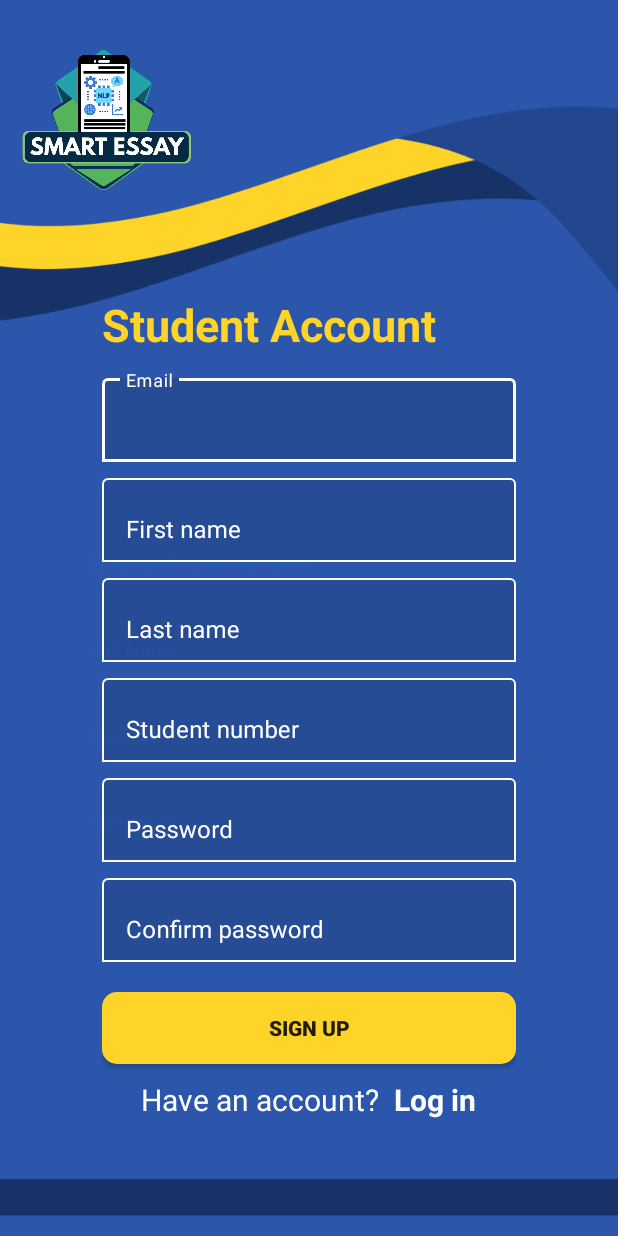
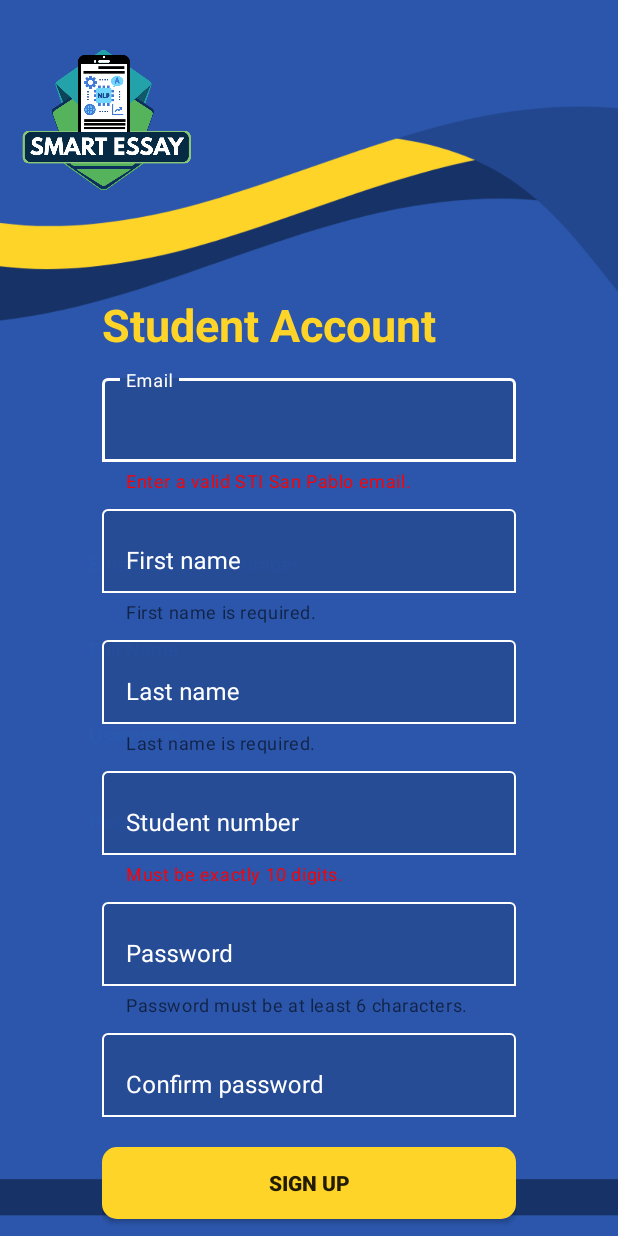
Before and after one commit to Jhonas028/SmartEssay, an Android app: the CreateStudentAcc screen opened directly, with no data from a screen before it, after a tap on "SIGN UP", on a phone screen of 412 x 824 dp. Run offline under Robolectric (Android 15) with nearby library versions, the phone set to English and light mode, and no system bars; Roboto replaces fonts that are not available here.

Commit message:
validations

```diff
--- a/app/src/main/java/com/example/smartessay/CreatingAccounts/CreateStudentAcc.java
+++ b/app/src/main/java/com/example/smartessay/CreatingAccounts/CreateStudentAcc.java
@@ -4,19 +4,19 @@ import android.os.Bundle;
 import android.util.Log;
 import android.widget.Button;
 import android.widget.EditText;
+import android.widget.TextView;
 
 import androidx.activity.EdgeToEdge;
 import androidx.appcompat.app.AppCompatActivity;
-import androidx.core.graphics.Insets;
-import androidx.core.view.ViewCompat;
-import androidx.core.view.WindowInsetsCompat;
 
 import com.example.smartessay.R;
+import com.google.android.material.textfield.TextInputLayout;
 
 public class CreateStudentAcc extends AppCompatActivity {
 
     Button signupBTN;
-    EditText emailTV,fnameTV,lnameTV,snumTV,passTV,conpassTV;
+    EditText emailET,fnameET,lnameET,snumET,passET,conpassET;
+    TextInputLayout emailTV,fnameTV,lnameTV,snumTV,passTV,conpassTV;
     String email,fname,lname,stuNum,pass,confPass;
 
     protected void onCreate(Bundle savedInstanceState) {
@@ -28,23 +28,68 @@ public class CreateStudentAcc extends AppCompatActivity {
         Log.i("myTag","account name: " + account);
 
         signupBTN = findViewById(R.id.signupBTN);
+        //Edit Text
+        emailET = findViewById(R.id.emailET);
+        fnameET = findViewById(R.id.fnameET);
+        lnameET = findViewById(R.id.lnameET);
+        snumET = findViewById(R.id.snumET);
+        passET = findViewById(R.id.passET);
+        conpassET = findViewById(R.id.conpassET);
+
+        //TextView
         emailTV = findViewById(R.id.emailTV);
+        snumTV = findViewById(R.id.snumTV);
         fnameTV = findViewById(R.id.fnameTV);
         lnameTV = findViewById(R.id.lnameTV);
-        snumTV = findViewById(R.id.snumTV);
         passTV = findViewById(R.id.passTV);
         conpassTV = findViewById(R.id.conpassTV);
 
-        email = emailTV.getText().toString().trim();
-        fname = fnameTV.getText().toString().trim();
-        lname = lnameTV.getText().toString().trim();
-        stuNum = snumTV.getText().toString().trim();
-        pass = passTV.getText().toString().trim();
-        confPass = conpassTV.getText().toString().trim();
+        email = emailET.getText().toString().trim();
+        fname = fnameET.getText().toString().trim();
+        lname = lnameET.getText().toString().trim();
+        stuNum = snumET.getText().toString().trim();
+        pass = passET.getText().toString().trim();
+        confPass = conpassET.getText().toString().trim();
 
         signupBTN.setOnClickListener(v -> {
-
+            //validation for email
+            validateInputs();
         });
 
     }
+
+
+    private boolean validateInputs() {
+        email = emailET.getText().toString().trim();
+        fname = fnameET.getText().toString().trim();
+        lname = lnameET.getText().toString().trim();
+        stuNum = snumET.getText().toString().trim();
+        pass = passET.getText().toString().trim();
+        confPass = conpassET.getText().toString().trim();
+
+        boolean isValid = true;
+
+        isValid &= setError(emailTV, email.isEmpty() || !email.matches("^[a-z]+\\.\\d{6}@sanapblo\\.sti\\.edu\\.ph$"), "Enter a valid STI San Pablo email.");
+        isValid &= setError(fnameTV, fname.isEmpty(), "First name is required.");
+        isValid &= setError(lnameTV, lname.isEmpty(), "Last name is required.");
+        isValid &= setError(snumTV, stuNum.isEmpty() || !stuNum.matches("^\\d{10}$"), "Must be exactly 10 digits.");
+        isValid &= setError(passTV, pass.isEmpty() || pass.length() < 6, "Password must be at least 6 characters.");
+        isValid &= setError(conpassTV, !confPass.equals(pass), "Passwords do not match.");
+
+        return isValid;
+    }
+
+    private boolean setError(TextInputLayout layout, boolean condition, String message) {
+        if (condition) {
+            layout.setHelperText(message);
+            return false;
+        } else {
+            layout.setHelperText(null);
+            return true;
+        }
+    }
+
+
+
+
 }
--- a/app/src/main/res/layout/activity_create_student_acc.xml
+++ b/app/src/main/res/layout/activity_create_student_acc.xml
@@ -42,16 +42,18 @@
 
         <!--email-->
         <com.google.android.material.textfield.TextInputLayout
+            android:id="@+id/emailTV"
             android:layout_width="match_parent"
             android:layout_height="wrap_content"
             android:hint="Email"
             android:textColorHint="@color/white"
             app:boxBackgroundMode="outline"
+            app:helperTextTextColor="#FF0000"
             app:boxStrokeColor="@color/white_hint_selector"
             app:hintTextColor="@color/white_hint_selector">
 
             <com.google.android.material.textfield.TextInputEditText
-                android:id="@+id/emailTV"
+                android:id="@+id/emailET"
                 android:layout_width="match_parent"
                 android:layout_height="wrap_content"
                 android:textColor="@android:color/white"
@@ -60,6 +62,7 @@
 
         <!--Firstname-->
         <com.google.android.material.textfield.TextInputLayout
+            android:id="@+id/fnameTV"
             android:layout_width="match_parent"
             android:layout_height="wrap_content"
             android:layout_marginTop="5dp"
@@ -70,7 +73,7 @@
             app:hintTextColor="@color/white_hint_selector">
 
             <com.google.android.material.textfield.TextInputEditText
-                android:id="@+id/fnameTV"
+                android:id="@+id/fnameET"
                 android:layout_width="match_parent"
                 android:layout_height="wrap_content"
                 android:textColor="@android:color/white"
@@ -79,6 +82,7 @@
 
         <!--Lastname-->
         <com.google.android.material.textfield.TextInputLayout
+            android:id="@+id/lnameTV"
             android:layout_width="match_parent"
             android:layout_height="wrap_content"
             android:layout_marginTop="5dp"
@@ -89,7 +93,7 @@
             app:hintTextColor="@color/white_hint_selector">
 
             <com.google.android.material.textfield.TextInputEditText
-                android:id="@+id/lnameTV"
+                android:id="@+id/lnameET"
                 android:layout_width="match_parent"
                 android:layout_height="wrap_content"
                 android:textColor="@android:color/white"
@@ -98,17 +102,19 @@
 
         <!--Student number-->
         <com.google.android.material.textfield.TextInputLayout
+            android:id="@+id/snumTV"
             android:layout_width="match_parent"
             android:layout_height="wrap_content"
             android:layout_marginTop="5dp"
             android:hint="Student number"
             android:textColorHint="@color/white"
             app:boxBackgroundMode="outline"
+            app:helperTextTextColor="#FF0000"
             app:boxStrokeColor="@color/white_hint_selector"
             app:hintTextColor="@color/white_hint_selector">
 
             <com.google.android.material.textfield.TextInputEditText
-                android:id="@+id/snumTV"
+                android:id="@+id/snumET"
                 android:layout_width="match_parent"
                 android:layout_height="wrap_content"
                 android:inputType="number"
@@ -118,6 +124,7 @@
 
         <!--Password-->
         <com.google.android.material.textfield.TextInputLayout
+            android:id="@+id/passTV"
             android:layout_width="match_parent"
             android:layout_height="wrap_content"
             android:layout_marginTop="5dp"
@@ -128,7 +135,7 @@
             app:hintTextColor="@color/white_hint_selector">
 
             <com.google.android.material.textfield.TextInputEditText
-                android:id="@+id/passTV"
+                android:id="@+id/passET"
                 android:layout_width="match_parent"
                 android:layout_height="wrap_content"
                 android:textColor="@android:color/white"
@@ -137,6 +144,7 @@
 
         <!--Confirm Password-->
         <com.google.android.material.textfield.TextInputLayout
+            android:id="@+id/conpassTV"
             android:layout_width="match_parent"
             android:layout_height="wrap_content"
             android:layout_marginTop="5dp"
@@ -147,7 +155,7 @@
             app:hintTextColor="@color/white_hint_selector">
 
             <com.google.android.material.textfield.TextInputEditText
-                android:id="@+id/conpassTV"
+                android:id="@+id/conpassET"
                 android:layout_width="match_parent"
                 android:layout_height="wrap_content"
                 android:textColor="@android:color/white"
```
